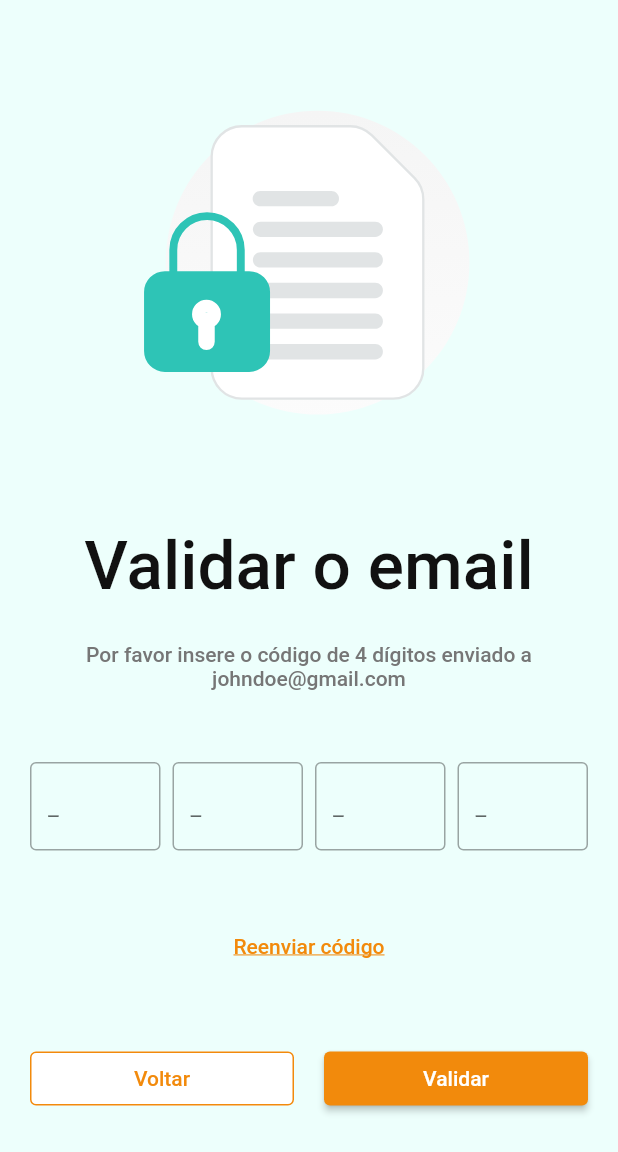
After one commit to JoaoCupido/projeto_sti, a Flutter app: the RecoverAccount2 screen opened by its route, on a phone screen of 412 x 824 dp. The commit adds this screen. Shown: the top 1152 px of the screen. Run offline on Flutter 3.47's test engine with Material 2 defaults, Android fonts, the phone set to English and light mode, and no system bars; our stand-ins replace flutter_svg.

Commit message:
"Validar o email" page (svg não funciona )

```diff
--- a/lib/main.dart
+++ b/lib/main.dart
@@ -3,6 +3,7 @@ import 'package:flutter/services.dart';
 import 'package:projeto_sti/onboarding_screen.dart';
 import 'package:projeto_sti/account_session.dart';
 import 'package:projeto_sti/recover_account_1.dart';
+import 'package:projeto_sti/recover_account_2.dart';
 
 void main() {
   runApp(const MyApp());
@@ -25,6 +26,7 @@ class MyApp extends StatelessWidget {
             '/tutorial': (context) => const OnboardingScreen(),
             '/login': (context) => const AccountSessionScreen(),
             '/recover-account': (context) => const RecoverAccount1(),
+            '/recover-account-2': (context) => const RecoverAccount2(),
           },
           theme: ThemeData(
             colorScheme: const ColorScheme(
--- a/lib/recover_account_1.dart
+++ b/lib/recover_account_1.dart
@@ -8,7 +8,8 @@ class RecoverAccount1 extends StatefulWidget {
   State<RecoverAccount1> createState() => _RecoverAccount1State();
 }
 
-class _RecoverAccount1State extends State<RecoverAccount1> with SingleTickerProviderStateMixin {
+class _RecoverAccount1State extends State<RecoverAccount1>
+    with SingleTickerProviderStateMixin {
   TextEditingController _emailController = TextEditingController();
 
   bool _validateEmailForm() {
@@ -54,14 +55,19 @@ class _RecoverAccount1State extends State<RecoverAccount1> with SingleTickerProv
                   ),
                   Padding(
                     padding: const EdgeInsets.symmetric(vertical: 0.5),
-                    child: Text("Recuperação de Senha", style: Theme.of(context).textTheme.displaySmall, textAlign: TextAlign.center),
+                    child: Text("Recuperação de Senha",
+                        style: Theme.of(context).textTheme.displaySmall,
+                        textAlign: TextAlign.center),
                   ),
                   const SizedBox(height: 16.0),
                   Padding(
-                    padding: const EdgeInsets.symmetric(vertical: 8.0, horizontal: 24.0),
-                    child: Text("Insere o seu email associado à sua conta.\n"
+                    padding: const EdgeInsets.symmetric(
+                        vertical: 8.0, horizontal: 24.0),
+                    child: Text(
+                        "Insere o seu email associado à sua conta.\n"
                         "Nós vamos enviar para si um código de ativação para poder alterar a sua senha.",
-                        style: Theme.of(context).textTheme.bodyLarge, textAlign: TextAlign.center),
+                        style: Theme.of(context).textTheme.bodyLarge,
+                        textAlign: TextAlign.center),
                   ),
                 ],
               ),
@@ -79,15 +85,13 @@ class _RecoverAccount1State extends State<RecoverAccount1> with SingleTickerProv
                       border: OutlineInputBorder(
                         borderRadius: BorderRadius.circular(4.0),
                         borderSide: BorderSide(
-                          color:
-                          Theme.of(context).colorScheme.outlineVariant,
+                          color: Theme.of(context).colorScheme.outlineVariant,
                         ),
                       ),
                       enabledBorder: OutlineInputBorder(
                         borderRadius: BorderRadius.circular(4.0),
                         borderSide: BorderSide(
-                          color:
-                          Theme.of(context).colorScheme.outlineVariant,
+                          color: Theme.of(context).colorScheme.outlineVariant,
                         ),
                       ),
                       filled: true,
@@ -108,7 +112,7 @@ class _RecoverAccount1State extends State<RecoverAccount1> with SingleTickerProv
                               color: Theme.of(context).colorScheme.primary,
                             ),
                             backgroundColor:
-                            Theme.of(context).colorScheme.surface,
+                                Theme.of(context).colorScheme.surface,
                           ),
                           child: const Text('Voltar'),
                         ),
@@ -119,10 +123,10 @@ class _RecoverAccount1State extends State<RecoverAccount1> with SingleTickerProv
                           onPressed: () {
                             if (_validateEmailForm()) {
                               Navigator.of(context)
-                                  .pushReplacementNamed('/tutorial');
+                                  .pushReplacementNamed('/recover-account-2');
                             }
                           },
-                          child : const Text('Enviar'),
+                          child: const Text('Enviar'),
                         ),
                       ),
                     ],
--- /dev/null
+++ b/lib/recover_account_2.dart
@@ -0,0 +1,225 @@
+import 'package:flutter/material.dart';
+import 'package:flutter_svg/flutter_svg.dart';
+
+class RecoverAccount2 extends StatefulWidget {
+  const RecoverAccount2({super.key});
+
+  @override
+  State<RecoverAccount2> createState() => _RecoverAccount2State();
+}
+
+class _RecoverAccount2State extends State<RecoverAccount2>
+    with SingleTickerProviderStateMixin {
+  TextEditingController _emailController = TextEditingController();
+  final FocusNode _firstTextFieldFocusNode = FocusNode();
+  final FocusNode _secondTextFieldFocusNode = FocusNode();
+  final FocusNode _thirdTextFieldFocusNode = FocusNode();
+  final FocusNode _fourthTextFieldFocusNode = FocusNode();
+  final TextEditingController _firstTextFieldController =
+      TextEditingController();
+  final TextEditingController _secondTextFieldController =
+      TextEditingController();
+  final TextEditingController _thirdTextFieldController =
+      TextEditingController();
+  final TextEditingController _fourthTextFieldController =
+      TextEditingController();
+
+  void clearText() {
+    _firstTextFieldController.clear();
+    _secondTextFieldController.clear();
+    _thirdTextFieldController.clear();
+    _fourthTextFieldController.clear();
+  }
+
+  bool _validateEmailForm() {
+    final campo1 = _firstTextFieldController;
+    final campo2 = _secondTextFieldController;
+    final campo3 = _thirdTextFieldController;
+    final campo4 = _fourthTextFieldController;
+
+    if (campo1.text.isEmpty &&
+        campo2.text.isEmpty &&
+        campo3.text.isEmpty &&
+        campo4.text.isEmpty) {
+      clearText();
+      ScaffoldMessenger.of(context).showSnackBar(SnackBar(
+        content: const Text('O campo "Código de verificação" é obrigatório!'),
+        backgroundColor: Theme.of(context).colorScheme.error,
+      ));
+      return false;
+    }
+    return true;
+  }
+
+  @override
+  void dispose() {
+    _secondTextFieldFocusNode.dispose();
+    _thirdTextFieldFocusNode.dispose();
+    _fourthTextFieldFocusNode.dispose();
+    _firstTextFieldController.dispose();
+    _secondTextFieldController.dispose();
+    _thirdTextFieldController.dispose();
+    _fourthTextFieldController.dispose();
+    super.dispose();
+  }
+
+  @override
+  Widget build(BuildContext context) {
+    return Scaffold(
+      backgroundColor: Theme.of(context).colorScheme.background,
+      body: SingleChildScrollView(
+        child: Column(
+          children: [
+            Container(
+              padding: const EdgeInsets.symmetric(horizontal: 16.0),
+              child: Column(
+                mainAxisAlignment: MainAxisAlignment.start,
+                children: [
+                  SvgPicture.asset(
+                    'assets/images/logoPaginaValidarEmail.svg',
+                    width: 350,
+                    height: 350,
+                  ),
+                  Padding(
+                    padding: const EdgeInsets.symmetric(vertical: 0.5),
+                    child: Text("Validar o email",
+                        style: Theme.of(context).textTheme.displaySmall,
+                        textAlign: TextAlign.center),
+                  ),
+                  const SizedBox(height: 16.0),
+                  Padding(
+                    padding: const EdgeInsets.symmetric(
+                        vertical: 8.0, horizontal: 24.0),
+                    child: Text(
+                        "Por favor insere o código de 4 dígitos enviado a johndoe@gmail.com",
+                        style: Theme.of(context).textTheme.bodyLarge,
+                        textAlign: TextAlign.center),
+                  ),
+                ],
+              ),
+            ),
+            const SizedBox(height: 40.0),
+            Padding(
+              padding: const EdgeInsets.symmetric(horizontal: 20),
+              child: Column(
+                children: [
+                  Row(
+                    children: [
+                      Expanded(
+                        child: TextField(
+                          controller: _firstTextFieldController,
+                          focusNode: _firstTextFieldFocusNode,
+                          decoration: InputDecoration(
+                            border: OutlineInputBorder(),
+                            hintText: '_',
+                          ),
+                          onChanged: (value) {
+                            FocusScope.of(context)
+                                .requestFocus(_secondTextFieldFocusNode);
+                          },
+                        ),
+                      ),
+                      SizedBox(
+                          width: 8), // Add some spacing between the sections
+                      Expanded(
+                        child: TextField(
+                          controller: _secondTextFieldController,
+                          focusNode: _secondTextFieldFocusNode,
+                          decoration: InputDecoration(
+                            border: OutlineInputBorder(),
+                            hintText: '_',
+                          ),
+                          onChanged: (value) {
+                            FocusScope.of(context)
+                                .requestFocus(_thirdTextFieldFocusNode);
+                          },
+                        ),
+                      ),
+                      SizedBox(width: 8),
+                      Expanded(
+                        child: TextField(
+                          controller: _thirdTextFieldController,
+                          focusNode: _thirdTextFieldFocusNode,
+                          decoration: InputDecoration(
+                            border: OutlineInputBorder(),
+                            hintText: '_',
+                          ),
+                          onChanged: (value) {
+                            FocusScope.of(context)
+                                .requestFocus(_fourthTextFieldFocusNode);
+                          },
+                        ),
+                      ),
+                      SizedBox(width: 8),
+                      Expanded(
+                        child: TextField(
+                          controller: _fourthTextFieldController,
+                          focusNode: _fourthTextFieldFocusNode,
+                          decoration: InputDecoration(
+                            border: OutlineInputBorder(),
+                            hintText: '_',
+                          ),
+                          onChanged: (value) {
+                            FocusScope.of(context).unfocus();
+                          },
+                        ),
+                      ),
+                    ],
+                  ),
+                  const SizedBox(height: 40),
+                  TextButton(
+                    style: ButtonStyle(
+                      foregroundColor:
+                          MaterialStateProperty.all<Color>(Colors.blue),
+                    ),
+                    onPressed: () {},
+                    child: Text(
+                      'Reenviar código',
+                      style: TextStyle(
+                        color: Theme.of(context).colorScheme.primary,
+                        decoration: TextDecoration.underline,
+                      ),
+                    ),
+                  ),
+                  const SizedBox(height: 40),
+                  Row(
+                    children: [
+                      Expanded(
+                        child: OutlinedButton(
+                          onPressed: () {
+                            // go back
+                            Navigator.pop(context);
+                          },
+                          style: OutlinedButton.styleFrom(
+                            side: BorderSide(
+                              color: Theme.of(context).colorScheme.primary,
+                            ),
+                            backgroundColor:
+                                Theme.of(context).colorScheme.surface,
+                          ),
+                          child: const Text('Voltar'),
+                        ),
+                      ),
+                      const SizedBox(width: 20),
+                      Expanded(
+                        child: ElevatedButton(
+                          onPressed: () {
+                            if (_validateEmailForm()) {
+                              Navigator.of(context)
+                                  .pushReplacementNamed('/tutorial');
+                            }
+                          },
+                          child: const Text('Validar'),
+                        ),
+                      ),
+                    ],
+                  ),
+                ],
+              ),
+            ),
+          ],
+        ),
+      ),
+    );
+  }
+}
```
Also changed, not shown: assets/images/logoPaginaValidarEmail.svg (added).
